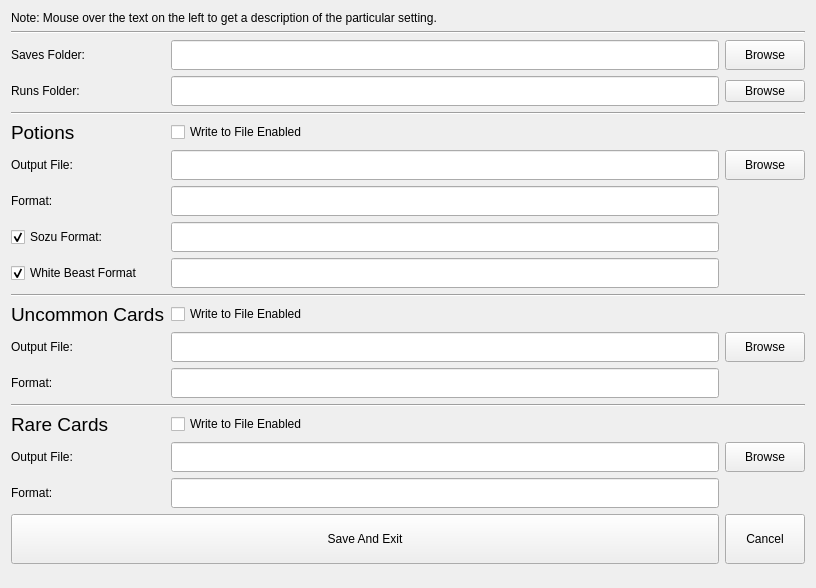
Before: the Qt Designer form src/ui/options.ui in casey-c/spiretool, drawn with Qt 5.
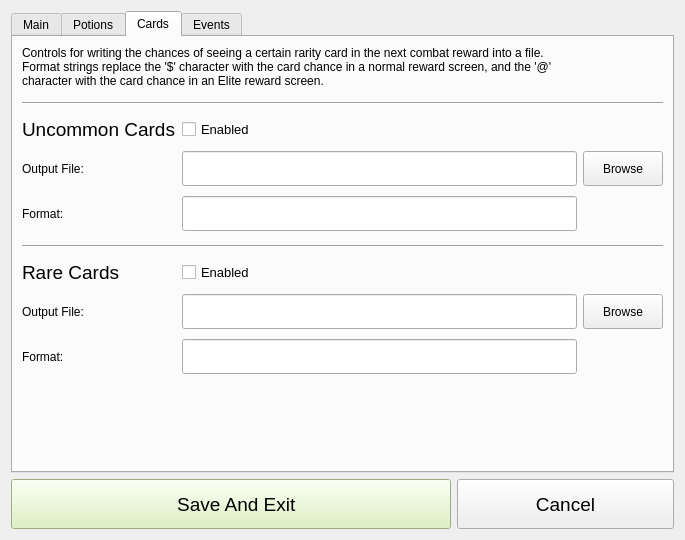
After: the same form once the commit is applied. The open tabs and pages were chosen to show the change. Icons and pictures are not drawn.

Commit message: Interface overhaul; proper elite rare card calcs

```diff
--- a/src/ui/options.ui
+++ b/src/ui/options.ui
@@ -9,8 +9,8 @@
    <rect>
     <x>0</x>
     <y>0</y>
-    <width>816</width>
-    <height>588</height>
+    <width>685</width>
+    <height>540</height>
    </rect>
   </property>
   <property name="sizePolicy">
@@ -19,6 +19,12 @@
     <verstretch>0</verstretch>
    </sizepolicy>
   </property>
+  <property name="minimumSize">
+   <size>
+    <width>685</width>
+    <height>540</height>
+   </size>
+  </property>
   <property name="focusPolicy">
    <enum>Qt::TabFocus</enum>
   </property>
@@ -29,13 +35,51 @@
    <iconset resource="../../resources/resources.qrc">
     <normaloff>:/logo/logo32.png</normaloff>:/logo/logo32.png</iconset>
   </property>
+  <layout class="QGridLayout" name="gridLayout_4">
+   <item row="1" column="0" colspan="3">
+    <widget class="QTabWidget" name="tabWidget">
+     <property name="sizePolicy">
+      <sizepolicy hsizetype="Expanding" vsizetype="Expanding">
+       <horstretch>0</horstretch>
+       <verstretch>0</verstretch>
+      </sizepolicy>
+     </property>
+     <property name="minimumSize">
+      <size>
+       <width>0</width>
+       <height>35</height>
+      </size>
+     </property>
+     <property name="currentIndex">
+      <number>0</number>
+     </property>
+     <widget class="QWidget" name="tab">
+      <attribute name="title">
+       <string>Main</string>
+      </attribute>
   <layout class="QGridLayout" name="gridLayout">
+       <property name="verticalSpacing">
+        <number>10</number>
+       </property>
+       <item row="3" column="2">
+        <widget class="QPushButton" name="browse_runs">
+         <property name="minimumSize">
+          <size>
+           <width>0</width>
+           <height>35</height>
+          </size>
+         </property>
+         <property name="text">
+          <string>Browse</string>
+         </property>
+        </widget>
+       </item>
    <item row="2" column="2">
     <widget class="QPushButton" name="browse_saves">
      <property name="minimumSize">
       <size>
        <width>0</width>
-       <height>30</height>
+           <height>35</height>
       </size>
      </property>
      <property name="text">
@@ -43,31 +87,47 @@
      </property>
     </widget>
    </item>
-   <item row="13" column="1">
-    <widget class="QLineEdit" name="edit_unc_out">
-     <property name="enabled">
-      <bool>true</bool>
-     </property>
+       <item row="2" column="1">
+        <widget class="QLineEdit" name="edit_saves">
+         <property name="minimumSize">
+          <size>
+           <width>0</width>
+           <height>35</height>
+          </size>
+         </property>
+        </widget>
+       </item>
+       <item row="3" column="1">
+        <widget class="QLineEdit" name="edit_runs">
      <property name="minimumSize">
       <size>
        <width>0</width>
-       <height>30</height>
+           <height>35</height>
       </size>
      </property>
     </widget>
    </item>
-   <item row="6" column="0">
-    <widget class="QLabel" name="label_potion_out">
-     <property name="toolTip">
-      <string>&lt;html&gt;&lt;head/&gt;&lt;body&gt;&lt;p&gt;The name of the file to write to. Defaults to potions.txt in the current directory (where you ran this .exe from). WARNING: this file will be overwritten / destroyed repeatedly.&lt;/p&gt;&lt;/body&gt;&lt;/html&gt;</string>
-     </property>
-     <property name="text">
-      <string>Output File:</string>
-     </property>
-    </widget>
+       <item row="4" column="1">
+        <spacer name="verticalSpacer">
+         <property name="orientation">
+          <enum>Qt::Vertical</enum>
+         </property>
+         <property name="sizeHint" stdset="0">
+          <size>
+           <width>20</width>
+           <height>20</height>
+          </size>
+         </property>
+        </spacer>
    </item>
    <item row="3" column="0">
     <widget class="QLabel" name="label_2">
+         <property name="minimumSize">
+          <size>
+           <width>0</width>
+           <height>35</height>
+          </size>
+         </property>
      <property name="toolTip">
       <string>&lt;html&gt;&lt;head/&gt;&lt;body&gt;&lt;p&gt;Point the program to SlayTheSpire's runs folder for it to track your run history statistics for all games you've played. Note that this data may be incomplete as it depends on what runs are saved in this folder. As of March 22 2020, saves made on different computers/installs will not all be downloaded automatically (they might not be stored in the Steam Cloud).&lt;/p&gt;&lt;p&gt;You should use the browse button to the right to make sure you get a valid path. With a Steam copy on Windows, this should default to something like:&lt;/p&gt;&lt;p&gt;C:/Program Files (x86)/Steam/steamapps/common/SlayTheSpire/runs&lt;/p&gt;&lt;/body&gt;&lt;/html&gt;</string>
      </property>
@@ -76,59 +136,194 @@
      </property>
     </widget>
    </item>
+       <item row="2" column="0">
+        <widget class="QLabel" name="label">
+         <property name="minimumSize">
+          <size>
+           <width>0</width>
+           <height>35</height>
+          </size>
+         </property>
+         <property name="toolTip">
+          <string>&lt;html&gt;&lt;head/&gt;&lt;body&gt;&lt;p&gt;Point the program to SlayTheSpire's saves folder for it to track your current autosave. You should use the browse button to the right to make sure you get a valid path. With a Steam copy on Windows, this should default to something like:&lt;/p&gt;&lt;p&gt;C:/Program Files (x86)/Steam/steamapps/common/SlayTheSpire/saves&lt;/p&gt;&lt;/body&gt;&lt;/html&gt;</string>
+         </property>
+         <property name="text">
+          <string>Saves Folder:</string>
+         </property>
+        </widget>
+       </item>
+       <item row="0" column="0" colspan="2">
+        <widget class="QLabel" name="label_9">
+         <property name="text">
+          <string>&lt;html&gt;&lt;head/&gt;&lt;body&gt;&lt;p&gt;Point SpireTool towards SlayTheSpire's saves directory for accessing the current run's data and to SlayTheSpire's runs directory for accessing your lifetime statistics. These two folders are located in the game's install directory.&lt;/p&gt;&lt;/body&gt;&lt;/html&gt;</string>
+         </property>
+         <property name="wordWrap">
+          <bool>true</bool>
+         </property>
+        </widget>
+       </item>
+       <item row="1" column="0" colspan="3">
+        <widget class="Line" name="line_4">
+         <property name="minimumSize">
+          <size>
+           <width>0</width>
+           <height>10</height>
+          </size>
+         </property>
+         <property name="orientation">
+          <enum>Qt::Horizontal</enum>
+         </property>
+        </widget>
+       </item>
+      </layout>
+     </widget>
+     <widget class="QWidget" name="tab_2">
+      <attribute name="title">
+       <string>Potions</string>
+      </attribute>
+      <layout class="QGridLayout" name="gridLayout_2">
+       <property name="verticalSpacing">
+        <number>10</number>
+       </property>
+       <item row="10" column="1">
+        <widget class="QLineEdit" name="edit_potion_format_sozu">
+         <property name="minimumSize">
+          <size>
+           <width>0</width>
+           <height>35</height>
+          </size>
+         </property>
+        </widget>
+       </item>
+       <item row="0" column="0" colspan="2">
+        <widget class="QLabel" name="label_6">
+         <property name="text">
+          <string>&lt;html&gt;&lt;head/&gt;&lt;body&gt;&lt;p&gt;Controls for writing the potion chance to a file. Format overrides will occur when those specific relics are found in the current save file. Format strings replace the '$' character with the current potion chance.&lt;/p&gt;&lt;/body&gt;&lt;/html&gt;</string>
+         </property>
+         <property name="wordWrap">
+          <bool>true</bool>
+         </property>
+        </widget>
+       </item>
+       <item row="6" column="0">
+        <widget class="QLabel" name="label_potion_format">
+         <property name="toolTip">
+          <string>&lt;html&gt;&lt;head/&gt;&lt;body&gt;&lt;p&gt;You can gently format the output to fit your specific needs. The program will place all occurences of the '$' character with the particular integer corresponding to the potion chance. For example, the text:&lt;/p&gt;&lt;p&gt;Potions: $%&lt;/p&gt;&lt;p&gt;will write:&lt;/p&gt;&lt;p&gt;Potions: 40%&lt;/p&gt;&lt;p&gt;into the file specified above.&lt;/p&gt;&lt;/body&gt;&lt;/html&gt;</string>
+         </property>
+         <property name="text">
+          <string>Format:</string>
+         </property>
+        </widget>
+       </item>
+       <item row="5" column="1">
+        <widget class="QLineEdit" name="edit_potion_out">
+         <property name="minimumSize">
+          <size>
+           <width>0</width>
+           <height>35</height>
+          </size>
+         </property>
+        </widget>
+       </item>
+       <item row="10" column="0">
+        <widget class="QCheckBox" name="check_sozu">
+         <property name="toolTip">
+          <string>&lt;html&gt;&lt;head/&gt;&lt;body&gt;&lt;p&gt;Override the above formatting when the current run has Sozu. Like before, the '$' character is replaced with the potion chance (which remains an integer percentage that changes between floors). There will still be potion drops (the chances for each floor remain the same and you'll still see potions appear), but you may choose to have custom text instead since you cannot actually pick the potions up.&lt;/p&gt;&lt;p&gt;By default, the string is &amp;quot;0% Sozu&amp;quot; which indicates that even though there may be potion drops, you cannot pick any of them up. You can disable custom messages for having the Sozu relic by unchecking this box (it will revert to the original format). Note that this format string overrides the White Beast Statue string (as white beast statue puts the chance to 100% but you can't pick up potions).&lt;/p&gt;&lt;/body&gt;&lt;/html&gt;</string>
+         </property>
+         <property name="text">
+          <string>Sozu Format:</string>
+         </property>
+         <property name="checked">
+          <bool>true</bool>
+         </property>
+        </widget>
+       </item>
+       <item row="6" column="1">
+        <widget class="QLineEdit" name="edit_potion_format">
+         <property name="minimumSize">
+          <size>
+           <width>0</width>
+           <height>35</height>
+          </size>
+         </property>
+        </widget>
+       </item>
    <item row="11" column="0" colspan="3">
+        <spacer name="verticalSpacer_2">
+         <property name="orientation">
+          <enum>Qt::Vertical</enum>
+         </property>
+         <property name="sizeHint" stdset="0">
+          <size>
+           <width>20</width>
+           <height>20</height>
+          </size>
+         </property>
+        </spacer>
+       </item>
+       <item row="3" column="0" colspan="3">
     <widget class="Line" name="line_2">
+         <property name="minimumSize">
+          <size>
+           <width>0</width>
+           <height>10</height>
+          </size>
+         </property>
      <property name="orientation">
       <enum>Qt::Horizontal</enum>
      </property>
     </widget>
    </item>
-   <item row="3" column="1">
-    <widget class="QLineEdit" name="edit_runs">
+       <item row="5" column="2">
+        <widget class="QPushButton" name="browse_potion_out">
      <property name="minimumSize">
       <size>
        <width>0</width>
-       <height>30</height>
-      </size>
-     </property>
-    </widget>
-   </item>
-   <item row="17" column="0">
-    <widget class="QLabel" name="label_rare_out">
-     <property name="enabled">
-      <bool>true</bool>
-     </property>
+           <height>35</height>
+          </size>
+         </property>
      <property name="text">
-      <string>Output File:</string>
+          <string>Browse</string>
      </property>
     </widget>
    </item>
-   <item row="14" column="0">
-    <widget class="QLabel" name="label_unc_format">
-     <property name="enabled">
-      <bool>true</bool>
+       <item row="9" column="0">
+        <widget class="QCheckBox" name="check_wbs">
+         <property name="toolTip">
+          <string>&lt;html&gt;&lt;head/&gt;&lt;body&gt;&lt;p&gt;Override the default formatting when the current run has the &amp;quot;White Beast Statue&amp;quot; relic. With this relic, every combat is guaranteed to drop a potion. You may use the '$' character to replace it with the actual number, but it is basically meaningless as every combat reward will have a potion. Note that this override can be disabled by unchecking this box. Also note that in runs with both WBS and Sozu, the Sozu string below will take precedence if enabled. By default, the string here is &amp;quot;100% White Beast Statue&amp;quot;.&lt;/p&gt;&lt;/body&gt;&lt;/html&gt;</string>
      </property>
      <property name="text">
-      <string>Format:</string>
-     </property>
-    </widget>
-   </item>
-   <item row="20" column="2">
-    <widget class="QPushButton" name="button_cancel">
-     <property name="sizePolicy">
-      <sizepolicy hsizetype="Minimum" vsizetype="Fixed">
-       <horstretch>0</horstretch>
-       <verstretch>0</verstretch>
-      </sizepolicy>
-     </property>
+          <string>White Beast Format:</string>
+         </property>
+         <property name="checked">
+          <bool>true</bool>
+         </property>
+        </widget>
+       </item>
+       <item row="7" column="0" colspan="3">
+        <widget class="Line" name="line_5">
      <property name="minimumSize">
       <size>
        <width>0</width>
-       <height>50</height>
-      </size>
-     </property>
+           <height>10</height>
+          </size>
+         </property>
+         <property name="orientation">
+          <enum>Qt::Horizontal</enum>
+         </property>
+        </widget>
+       </item>
+       <item row="8" column="0" colspan="3">
+        <widget class="QLabel" name="label_potion_overrides">
+         <property name="font">
+          <font>
+           <pointsize>14</pointsize>
+           <weight>50</weight>
+           <bold>false</bold>
+          </font>
+         </property>
      <property name="text">
-      <string>Cancel</string>
+          <string>Overrides:</string>
      </property>
     </widget>
    </item>
@@ -137,119 +332,73 @@
      <property name="minimumSize">
       <size>
        <width>0</width>
-       <height>30</height>
+           <height>35</height>
       </size>
      </property>
     </widget>
    </item>
-   <item row="3" column="2">
-    <widget class="QPushButton" name="browse_runs">
-     <property name="text">
-      <string>Browse</string>
-     </property>
-    </widget>
-   </item>
-   <item row="18" column="1">
-    <widget class="QLineEdit" name="edit_rare_format">
-     <property name="enabled">
-      <bool>true</bool>
-     </property>
-     <property name="minimumSize">
-      <size>
-       <width>0</width>
-       <height>30</height>
-      </size>
-     </property>
-    </widget>
-   </item>
-   <item row="7" column="1">
-    <widget class="QLineEdit" name="edit_potion_format">
-     <property name="minimumSize">
-      <size>
-       <width>0</width>
-       <height>30</height>
-      </size>
-     </property>
-    </widget>
-   </item>
-   <item row="13" column="2">
-    <widget class="QPushButton" name="browse_uncommon_out">
-     <property name="enabled">
-      <bool>true</bool>
-     </property>
-     <property name="minimumSize">
-      <size>
-       <width>0</width>
-       <height>30</height>
-      </size>
-     </property>
+       <item row="5" column="0">
+        <widget class="QLabel" name="label_potion_out">
+         <property name="toolTip">
+          <string>&lt;html&gt;&lt;head/&gt;&lt;body&gt;&lt;p&gt;The name of the file to write to. Defaults to potions.txt in the current directory (where you ran this .exe from). WARNING: this file will be overwritten / destroyed repeatedly.&lt;/p&gt;&lt;/body&gt;&lt;/html&gt;</string>
+         </property>
      <property name="text">
-      <string>Browse</string>
+          <string>Output File:</string>
      </property>
     </widget>
    </item>
-   <item row="0" column="0" colspan="3">
-    <widget class="QLabel" name="label_4">
-     <property name="sizePolicy">
-      <sizepolicy hsizetype="Preferred" vsizetype="Fixed">
-       <horstretch>0</horstretch>
-       <verstretch>0</verstretch>
-      </sizepolicy>
-     </property>
-     <property name="text">
-      <string>Note: Mouse over the text on the left to get a description of the particular setting.</string>
-     </property>
-    </widget>
-   </item>
-   <item row="4" column="0" colspan="3">
-    <widget class="Line" name="line">
-     <property name="orientation">
-      <enum>Qt::Horizontal</enum>
-     </property>
-    </widget>
-   </item>
-   <item row="5" column="1">
+       <item row="1" column="0">
     <widget class="QCheckBox" name="check_potion">
+         <property name="font">
+          <font>
+           <pointsize>12</pointsize>
+          </font>
+         </property>
      <property name="toolTip">
       <string>&lt;html&gt;&lt;head/&gt;&lt;body&gt;&lt;p&gt;Enable/disable the writing of the potion chance to file. The main UI will continue to update, but no file is written if this setting is unchecked.&lt;/p&gt;&lt;/body&gt;&lt;/html&gt;</string>
      </property>
      <property name="text">
-      <string>Write to File Enabled</string>
+          <string>Enabled</string>
      </property>
     </widget>
    </item>
-   <item row="12" column="1">
-    <widget class="QCheckBox" name="check_unc">
+      </layout>
+     </widget>
+     <widget class="QWidget" name="tab_3">
+      <attribute name="title">
+       <string>Cards</string>
+      </attribute>
+      <layout class="QGridLayout" name="gridLayout_3">
+       <property name="verticalSpacing">
+        <number>10</number>
+       </property>
+       <item row="10" column="0">
+        <widget class="QLabel" name="label_8">
      <property name="enabled">
       <bool>true</bool>
      </property>
-     <property name="text">
-      <string>Write to File Enabled</string>
-     </property>
-    </widget>
-   </item>
-   <item row="9" column="0">
-    <widget class="QCheckBox" name="check_wbs">
-     <property name="toolTip">
-      <string>&lt;html&gt;&lt;head/&gt;&lt;body&gt;&lt;p&gt;Override the default formatting when the current run has the &amp;quot;White Beast Statue&amp;quot; relic. With this relic, every combat is guaranteed to drop a potion. You may use the '$' character to replace it with the actual number, but it is basically meaningless as every combat reward will have a potion. Note that this override can be disabled by unchecking this box. Also note that in runs with both WBS and Sozu, the Sozu string above will take precedence if enabled. By default, the string here is &amp;quot;100% White Beast Statue&amp;quot;.&lt;/p&gt;&lt;/body&gt;&lt;/html&gt;</string>
-     </property>
+         <property name="font">
+          <font>
+           <pointsize>14</pointsize>
+           <weight>50</weight>
+           <italic>false</italic>
+           <bold>false</bold>
+          </font>
+         </property>
      <property name="text">
-      <string>White Beast Format</string>
-     </property>
-     <property name="checked">
-      <bool>true</bool>
-     </property>
-    </widget>
-   </item>
-   <item row="17" column="2">
-    <widget class="QPushButton" name="browse_rare_out">
+          <string>Rare Cards</string>
+         </property>
+        </widget>
+       </item>
+       <item row="5" column="2">
+        <widget class="QPushButton" name="browse_uncommon_out">
      <property name="enabled">
       <bool>true</bool>
      </property>
      <property name="minimumSize">
       <size>
        <width>0</width>
-       <height>30</height>
+           <height>35</height>
       </size>
      </property>
      <property name="text">
@@ -257,7 +406,68 @@
      </property>
     </widget>
    </item>
-   <item row="12" column="0">
+       <item row="8" column="1">
+        <widget class="QLineEdit" name="edit_unc_format">
+         <property name="enabled">
+          <bool>true</bool>
+         </property>
+         <property name="minimumSize">
+          <size>
+           <width>0</width>
+           <height>35</height>
+          </size>
+         </property>
+        </widget>
+       </item>
+       <item row="5" column="1">
+        <widget class="QLineEdit" name="edit_unc_out">
+         <property name="enabled">
+          <bool>true</bool>
+         </property>
+         <property name="minimumSize">
+          <size>
+           <width>0</width>
+           <height>35</height>
+          </size>
+         </property>
+        </widget>
+       </item>
+       <item row="10" column="1">
+        <widget class="QCheckBox" name="check_rare">
+         <property name="enabled">
+          <bool>true</bool>
+         </property>
+         <property name="font">
+          <font>
+           <pointsize>10</pointsize>
+          </font>
+         </property>
+         <property name="text">
+          <string>Enabled</string>
+         </property>
+        </widget>
+       </item>
+       <item row="5" column="0">
+        <widget class="QLabel" name="label_unc_out">
+         <property name="enabled">
+          <bool>true</bool>
+         </property>
+         <property name="text">
+          <string>Output File:</string>
+         </property>
+        </widget>
+       </item>
+       <item row="13" column="0">
+        <widget class="QLabel" name="label_rare_out">
+         <property name="enabled">
+          <bool>true</bool>
+         </property>
+         <property name="text">
+          <string>Output File:</string>
+         </property>
+        </widget>
+       </item>
+       <item row="2" column="0">
     <widget class="QLabel" name="label_5">
      <property name="enabled">
       <bool>true</bool>
@@ -265,6 +475,9 @@
      <property name="font">
       <font>
        <pointsize>14</pointsize>
+           <weight>50</weight>
+           <italic>false</italic>
+           <bold>false</bold>
       </font>
      </property>
      <property name="text">
@@ -272,81 +485,61 @@
      </property>
     </widget>
    </item>
-   <item row="7" column="0">
-    <widget class="QLabel" name="label_potion_format">
-     <property name="toolTip">
-      <string>&lt;html&gt;&lt;head/&gt;&lt;body&gt;&lt;p&gt;You can gently format the output to fit your specific needs. The program will place all occurences of the '$' character with the particular integer corresponding to the potion chance. For example, the text:&lt;/p&gt;&lt;p&gt;Potions: $%&lt;/p&gt;&lt;p&gt;will write:&lt;/p&gt;&lt;p&gt;Potions: 40%&lt;/p&gt;&lt;p&gt;into the file specified above.&lt;/p&gt;&lt;/body&gt;&lt;/html&gt;</string>
+       <item row="8" column="0">
+        <widget class="QLabel" name="label_unc_format">
+         <property name="enabled">
+          <bool>true</bool>
      </property>
      <property name="text">
       <string>Format:</string>
      </property>
     </widget>
    </item>
-   <item row="18" column="0">
-    <widget class="QLabel" name="label_rare_format">
+       <item row="2" column="1">
+        <widget class="QCheckBox" name="check_unc">
      <property name="enabled">
       <bool>true</bool>
      </property>
-     <property name="text">
-      <string>Format:</string>
-     </property>
-    </widget>
-   </item>
-   <item row="8" column="1">
-    <widget class="QLineEdit" name="edit_potion_format_sozu">
-     <property name="minimumSize">
-      <size>
-       <width>0</width>
-       <height>30</height>
-      </size>
-     </property>
-    </widget>
-   </item>
-   <item row="20" column="0" colspan="2">
-    <widget class="QPushButton" name="button_save">
-     <property name="sizePolicy">
-      <sizepolicy hsizetype="Minimum" vsizetype="Fixed">
-       <horstretch>0</horstretch>
-       <verstretch>0</verstretch>
-      </sizepolicy>
-     </property>
-     <property name="minimumSize">
-      <size>
-       <width>0</width>
-       <height>50</height>
-      </size>
-     </property>
+         <property name="font">
+          <font>
+           <pointsize>10</pointsize>
+          </font>
+         </property>
      <property name="text">
-      <string>Save And Exit</string>
+          <string>Enabled</string>
      </property>
     </widget>
    </item>
    <item row="16" column="1">
-    <widget class="QCheckBox" name="check_rare">
+        <widget class="QLineEdit" name="edit_rare_format">
      <property name="enabled">
       <bool>true</bool>
      </property>
-     <property name="text">
-      <string>Write to File Enabled</string>
+         <property name="minimumSize">
+          <size>
+           <width>0</width>
+           <height>35</height>
+          </size>
      </property>
     </widget>
    </item>
-   <item row="5" column="0">
-    <widget class="QLabel" name="label_3">
-     <property name="font">
-      <font>
-       <pointsize>14</pointsize>
-      </font>
-     </property>
-     <property name="toolTip">
-      <string>&lt;html&gt;&lt;head/&gt;&lt;body&gt;&lt;p&gt;This is an optional feature intended mainly for OBS integration. It will write the format string in the forms below to a text file so that you can import a &amp;quot;Text Source&amp;quot; in OBS to display the value on stream. Note that the format string below allows streamers to customize their desired output.&lt;/p&gt;&lt;/body&gt;&lt;/html&gt;</string>
+       <item row="13" column="2">
+        <widget class="QPushButton" name="browse_rare_out">
+         <property name="enabled">
+          <bool>true</bool>
+         </property>
+         <property name="minimumSize">
+          <size>
+           <width>0</width>
+           <height>35</height>
+          </size>
      </property>
      <property name="text">
-      <string>Potions</string>
+          <string>Browse</string>
      </property>
     </widget>
    </item>
-   <item row="17" column="1">
+       <item row="13" column="1">
     <widget class="QLineEdit" name="edit_rare_out">
      <property name="enabled">
       <bool>true</bool>
@@ -354,120 +547,167 @@
      <property name="minimumSize">
       <size>
        <width>0</width>
-       <height>30</height>
+           <height>35</height>
       </size>
      </property>
     </widget>
    </item>
+       <item row="17" column="0" colspan="3">
+        <spacer name="verticalSpacer_3">
+         <property name="orientation">
+          <enum>Qt::Vertical</enum>
+         </property>
+         <property name="sizeHint" stdset="0">
+          <size>
+           <width>20</width>
+           <height>20</height>
+          </size>
+         </property>
+        </spacer>
+       </item>
    <item row="16" column="0">
-    <widget class="QLabel" name="label_8">
+        <widget class="QLabel" name="label_rare_format">
      <property name="enabled">
       <bool>true</bool>
      </property>
-     <property name="font">
-      <font>
-       <pointsize>14</pointsize>
-      </font>
-     </property>
      <property name="text">
-      <string>Rare Cards</string>
+          <string>Format:</string>
      </property>
     </widget>
    </item>
-   <item row="13" column="0">
-    <widget class="QLabel" name="label_unc_out">
-     <property name="enabled">
-      <bool>true</bool>
-     </property>
-     <property name="text">
-      <string>Output File:</string>
-     </property>
-    </widget>
-   </item>
-   <item row="8" column="0">
-    <widget class="QCheckBox" name="check_sozu">
-     <property name="toolTip">
-      <string>&lt;html&gt;&lt;head/&gt;&lt;body&gt;&lt;p&gt;Override the above formatting when the current run has Sozu. Like before, the '$' character is replaced with the potion chance (which remains an integer percentage that changes between floors). There will still be potion drops (the chances for each floor remain the same and you'll still see potions appear), but you may choose to have custom text instead since you cannot actually pick the potions up.&lt;/p&gt;&lt;p&gt;By default, the string is &amp;quot;0% Sozu&amp;quot; which indicates that even though there may be potion drops, you cannot pick any of them up. You can disable custom messages for having the Sozu relic by unchecking this box (it will revert to the original format). Note that this format string overrides the White Beast Statue string (as white beast statue puts the chance to 100% but you can't pick up potions).&lt;/p&gt;&lt;/body&gt;&lt;/html&gt;</string>
-     </property>
-     <property name="text">
-      <string>Sozu Format:</string>
-     </property>
-     <property name="checked">
-      <bool>true</bool>
-     </property>
-    </widget>
-   </item>
-   <item row="2" column="0">
-    <layout class="QGridLayout" name="gridLayout_2">
-     <item row="0" column="0">
-      <widget class="QLabel" name="label">
-       <property name="toolTip">
-        <string>&lt;html&gt;&lt;head/&gt;&lt;body&gt;&lt;p&gt;Point the program to SlayTheSpire's saves folder for it to track your current autosave. You should use the browse button to the right to make sure you get a valid path. With a Steam copy on Windows, this should default to something like:&lt;/p&gt;&lt;p&gt;C:/Program Files (x86)/Steam/steamapps/common/SlayTheSpire/saves&lt;/p&gt;&lt;/body&gt;&lt;/html&gt;</string>
-       </property>
-       <property name="text">
-        <string>Saves Folder:</string>
-       </property>
-      </widget>
-     </item>
-    </layout>
-   </item>
-   <item row="14" column="1">
-    <widget class="QLineEdit" name="edit_unc_format">
-     <property name="enabled">
-      <bool>true</bool>
-     </property>
-     <property name="minimumSize">
-      <size>
-       <width>0</width>
-       <height>30</height>
-      </size>
-     </property>
-    </widget>
-   </item>
-   <item row="6" column="2">
-    <widget class="QPushButton" name="browse_potion_out">
-     <property name="minimumSize">
-      <size>
-       <width>0</width>
-       <height>30</height>
-      </size>
-     </property>
-     <property name="text">
-      <string>Browse</string>
-     </property>
-    </widget>
-   </item>
-   <item row="6" column="1">
-    <widget class="QLineEdit" name="edit_potion_out">
-     <property name="minimumSize">
-      <size>
-       <width>0</width>
-       <height>30</height>
-      </size>
-     </property>
-    </widget>
-   </item>
-   <item row="15" column="0" colspan="3">
+       <item row="1" column="0" colspan="3">
     <widget class="Line" name="line_3">
+         <property name="minimumSize">
+          <size>
+           <width>0</width>
+           <height>10</height>
+          </size>
+         </property>
      <property name="orientation">
       <enum>Qt::Horizontal</enum>
      </property>
     </widget>
    </item>
-   <item row="2" column="1">
-    <widget class="QLineEdit" name="edit_saves">
+       <item row="9" column="0" colspan="3">
+        <widget class="Line" name="line">
      <property name="minimumSize">
       <size>
        <width>0</width>
-       <height>30</height>
-      </size>
-     </property>
-    </widget>
-   </item>
-   <item row="1" column="0" colspan="3">
-    <widget class="Line" name="line_4">
+           <height>10</height>
+          </size>
+         </property>
+         <property name="orientation">
+          <enum>Qt::Horizontal</enum>
+         </property>
+        </widget>
+       </item>
+       <item row="0" column="0" colspan="2">
+        <widget class="QLabel" name="label_3">
+         <property name="text">
+          <string>&lt;html&gt;&lt;head/&gt;&lt;body&gt;&lt;p&gt;Controls for writing the chances of seeing a certain rarity card in the next combat reward into a file. Format strings replace the '$' character with the card chance in a normal reward screen, and the '@' character with the card chance in an Elite reward screen.&lt;/p&gt;&lt;/body&gt;&lt;/html&gt;</string>
+         </property>
+         <property name="wordWrap">
+          <bool>true</bool>
+         </property>
+        </widget>
+       </item>
+      </layout>
+     </widget>
+     <widget class="QWidget" name="tab_4">
+      <attribute name="title">
+       <string>Events</string>
+      </attribute>
+      <layout class="QGridLayout" name="gridLayout_5">
+       <property name="verticalSpacing">
+        <number>10</number>
+       </property>
+       <item row="0" column="0">
+        <widget class="QLabel" name="label_10">
+         <property name="text">
+          <string>TODO</string>
+         </property>
+        </widget>
+       </item>
+       <item row="1" column="0">
+        <spacer name="verticalSpacer_4">
      <property name="orientation">
-      <enum>Qt::Horizontal</enum>
+          <enum>Qt::Vertical</enum>
+         </property>
+         <property name="sizeHint" stdset="0">
+          <size>
+           <width>20</width>
+           <height>40</height>
+          </size>
+         </property>
+        </spacer>
+       </item>
+      </layout>
+     </widget>
+    </widget>
+   </item>
+   <item row="2" column="0" colspan="2">
+    <widget class="QPushButton" name="button_save">
+     <property name="sizePolicy">
+      <sizepolicy hsizetype="Minimum" vsizetype="Fixed">
+       <horstretch>0</horstretch>
+       <verstretch>0</verstretch>
+      </sizepolicy>
+     </property>
+     <property name="minimumSize">
+      <size>
+       <width>0</width>
+       <height>50</height>
+      </size>
+     </property>
+     <property name="font">
+      <font>
+       <pointsize>14</pointsize>
+       <weight>50</weight>
+       <bold>false</bold>
+      </font>
+     </property>
+     <property name="styleSheet">
+      <string notr="true">background-color: rgb(218, 241, 184);</string>
+     </property>
+     <property name="text">
+      <string>  Save And Exit</string>
+     </property>
+     <property name="icon">
+      <iconset resource="../../resources/resources.qrc">
+       <normaloff>:/icons/save.svg</normaloff>:/icons/save.svg</iconset>
+     </property>
+     <property name="iconSize">
+      <size>
+       <width>24</width>
+       <height>24</height>
+      </size>
+     </property>
+    </widget>
+   </item>
+   <item row="2" column="2">
+    <widget class="QPushButton" name="button_cancel">
+     <property name="sizePolicy">
+      <sizepolicy hsizetype="Minimum" vsizetype="Fixed">
+       <horstretch>0</horstretch>
+       <verstretch>0</verstretch>
+      </sizepolicy>
+     </property>
+     <property name="minimumSize">
+      <size>
+       <width>0</width>
+       <height>50</height>
+      </size>
+     </property>
+     <property name="font">
+      <font>
+       <pointsize>14</pointsize>
+      </font>
+     </property>
+     <property name="text">
+      <string>Cancel</string>
+     </property>
+     <property name="shortcut">
+      <string>Esc</string>
      </property>
     </widget>
    </item>
```
Left out of the diff: 22 changed lines with no effect on the pictures. Lines whose indentation alone changed are shown as unchanged. The commit also changes 40 other files.
